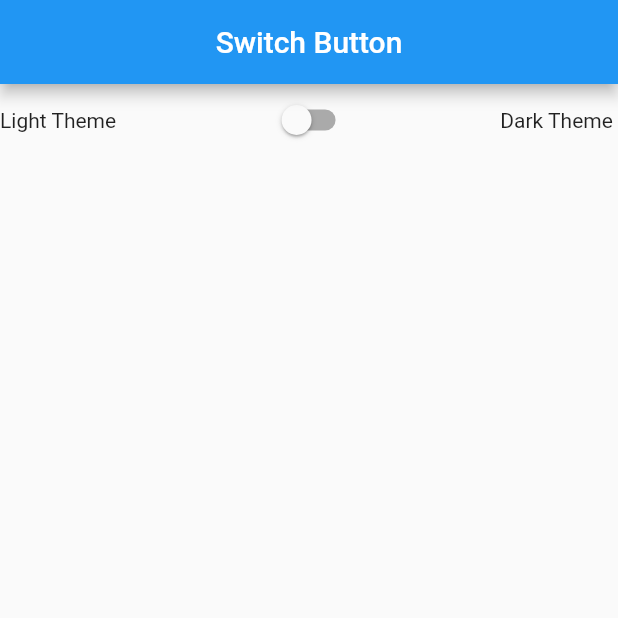
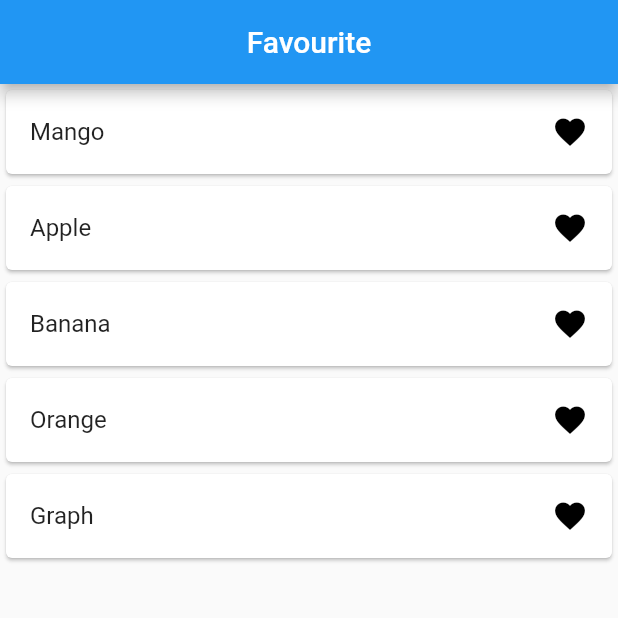
Before and after one commit to muneeb-shahid/GetX-Flutter-State-Management, a Flutter app: the screen it shows after launch, on a phone screen of 412 x 824 dp, the top half of it. Run offline on Flutter 3.47's test engine with Material 2 defaults, Android fonts, the phone set to English and light mode, and no system bars; our stand-ins replace get.

Commit message:
updated commit

```diff
--- a/lib/controller/Switch Button/SwitchButtonController.dart
+++ b/lib/controller/Switch Button/SwitchButtonController.dart
@@ -11,6 +11,4 @@ class SwitchButtonController extends GetxController {
         ? Get.changeTheme(ThemeData.light())
         : Get.changeTheme(ThemeData.dark());
   }
-
-
 }
--- /dev/null
+++ b/lib/controller/favourite/favouriteController.dart
@@ -0,0 +1,14 @@
+import 'package:get/get.dart';
+
+class FavouriteController extends GetxController {
+  RxList fruits = ['Mango', 'Apple', 'Banana', 'Orange', 'Graph'].obs;
+  RxList Empty_Fruits = [].obs;
+
+  addToFavourite(String value) {
+    Empty_Fruits.add(value);
+  }
+
+   removeFromFavourite(String value) {
+    Empty_Fruits.remove(value);
+  }
+}
--- a/lib/main.dart
+++ b/lib/main.dart
@@ -10,6 +10,7 @@ import 'package:getx/view/Switch%20Button/switchbutton.dart';
 
 import 'controller/Switch Button/SwitchButtonController.dart';
 import 'view/Slider/slider.dart';
+import 'view/favourite/favourite.dart';
 
 void main() {
   runApp(const MyApp());
@@ -26,7 +27,7 @@ class MyApp extends StatelessWidget {
       theme: ThemeData(
         primarySwatch: Colors.blue,
       ),
-      home: SwitchButton(),
+      home: Favourite(),
       getPages: [
         GetPage(name: '/', page: () => GetX_SnackBar()),
         GetPage(name: '/GetX_Dialog_Alert', page: () => GetX_Dialog_Alert()),
@@ -42,6 +43,7 @@ class MyApp extends StatelessWidget {
         GetPage(name: "/CounterApp", page: () => CounterApp(),),
         GetPage(name: "/Slider_App", page: () => Slider_App(),),
         GetPage(name: "/SwitchButton", page: () => SwitchButton()),
+        GetPage(name: "/Favourite", page: () =>Favourite())
       ],
     );
   }
--- /dev/null
+++ b/lib/view/favourite/favourite.dart
@@ -0,0 +1,47 @@
+import 'package:flutter/material.dart';
+import 'package:flutter/src/widgets/framework.dart';
+import 'package:flutter/src/widgets/placeholder.dart';
+import 'package:get/get.dart';
+import 'package:getx/controller/favourite/favouriteController.dart';
+
+class Favourite extends StatefulWidget {
+  const Favourite({super.key});
+
+  @override
+  State<Favourite> createState() => _FavouriteState();
+}
+
+class _FavouriteState extends State<Favourite> {
+  FavouriteController _favouriteController = Get.put(FavouriteController());
+  @override
+  Widget build(BuildContext context) {
+    return Scaffold(
+      appBar: AppBar(
+        title: Text("Favourite"),
+        centerTitle: true,
+      ),
+      body: ListView.builder(
+        itemCount: _favouriteController.fruits.length,
+        itemBuilder: (context, index) {
+          return Card(
+              child: Obx(() => ListTile(
+                    title: Text(_favouriteController.fruits[index].toString()),
+                    trailing: Icon(Icons.favorite,
+                        color: _favouriteController.Empty_Fruits.contains(
+                                _favouriteController.fruits[index].toString())
+                            ? Colors.red
+                            : Colors.black),
+                    onTap: () {
+                      _favouriteController.Empty_Fruits.contains(
+                              _favouriteController.fruits[index].toString())
+                          ? _favouriteController.removeFromFavourite(
+                              _favouriteController.fruits[index].toString())
+                          : _favouriteController.addToFavourite(
+                              _favouriteController.fruits[index].toString());
+                    },
+                  )));
+        },
+      ),
+    );
+  }
+}
```
